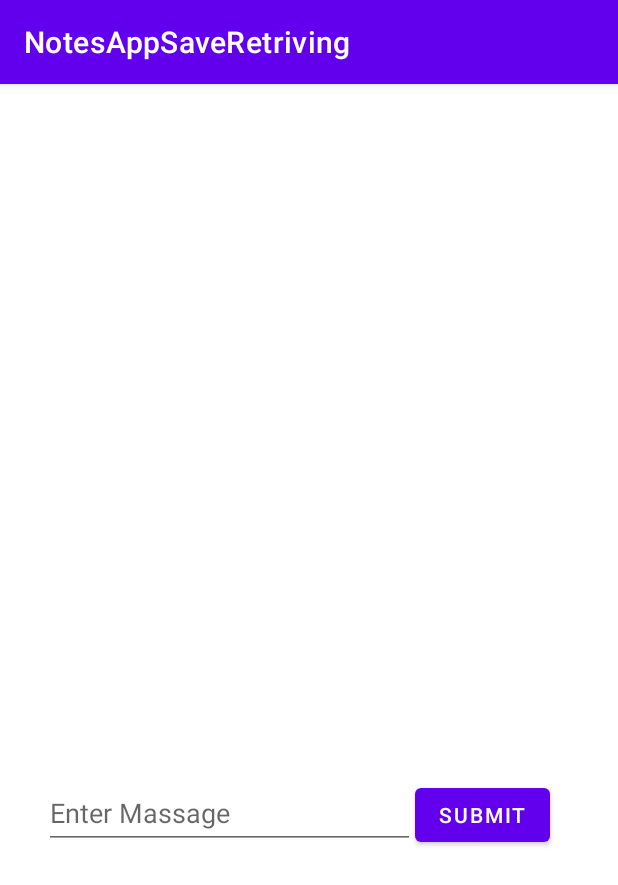
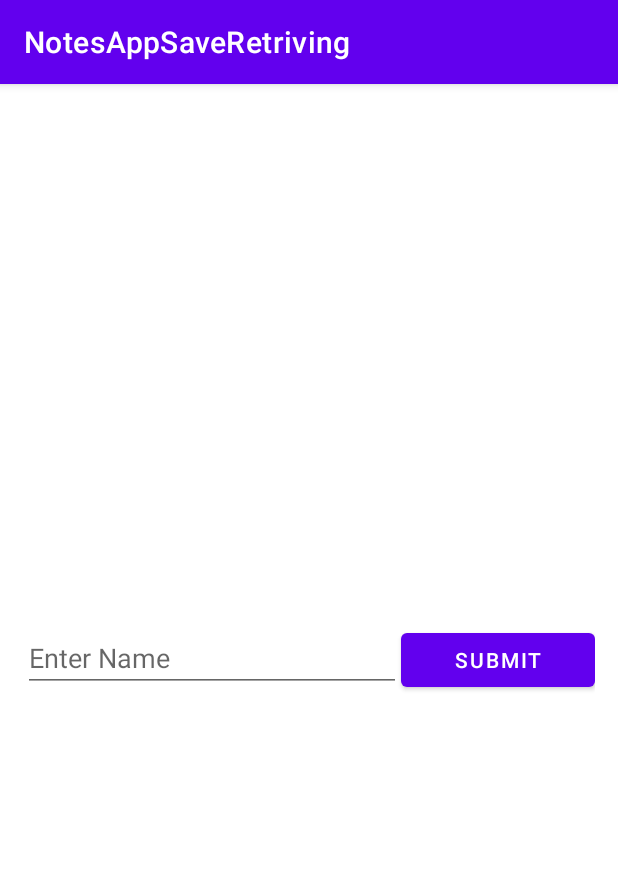
Before and after one commit to rayanaOmar/NoteAppSaveRetrieve, an Android app: the screen it shows after launch (MainActivity), after a tap on "SUBMIT", on a phone screen of 412 x 824 dp. Shown: the top 885 px of the screen. Run offline under Robolectric (Android 15) with nearby library versions, the phone set to English and light mode, and no system bars.

```diff
--- a/app/src/main/java/com/example/notesappsaveretriving/MainActivity.kt
+++ b/app/src/main/java/com/example/notesappsaveretriving/MainActivity.kt
@@ -34,6 +34,7 @@ class MainActivity : AppCompatActivity() {
 
             recyclerView.adapter = RVadapter(this, getNote())
             recyclerView.layoutManager = LinearLayoutManager(this)
+
         }
 
 
--- a/app/src/main/res/layout/activity_main.xml
+++ b/app/src/main/res/layout/activity_main.xml
@@ -9,38 +9,40 @@
 
     <androidx.recyclerview.widget.RecyclerView
         android:id="@+id/recyclerView"
-        android:layout_width="397dp"
-        android:layout_height="406dp"
-        app:layout_constraintBottom_toBottomOf="parent"
+        android:layout_width="match_parent"
+        android:layout_height="wrap_content"
+        android:layout_marginTop="1dp"
+        app:layout_constraintBottom_toTopOf="@+id/linearLayout"
         app:layout_constraintEnd_toEndOf="parent"
-        app:layout_constraintHorizontal_bias="0.6"
         app:layout_constraintStart_toStartOf="parent"
-        app:layout_constraintTop_toTopOf="parent"
-        app:layout_constraintVertical_bias="0.0" />
+        app:layout_constraintTop_toTopOf="parent" />
 
     <LinearLayout
-        android:layout_width="352dp"
-        android:layout_height="63dp"
+        android:id="@+id/linearLayout"
+        android:layout_width="match_parent"
+        android:layout_height="wrap_content"
         android:orientation="horizontal"
         app:layout_constraintBottom_toBottomOf="parent"
         app:layout_constraintEnd_toEndOf="parent"
-        app:layout_constraintHorizontal_bias="0.466"
         app:layout_constraintStart_toStartOf="parent"
-        app:layout_constraintTop_toBottomOf="@+id/recyclerView"
-        app:layout_constraintVertical_bias="0.152">
+        app:layout_constraintTop_toTopOf="parent">
 
         <EditText
             android:id="@+id/editText"
-            android:layout_width="247dp"
-            android:layout_height="48dp"
+            android:layout_width="wrap_content"
+            android:layout_height="wrap_content"
+            android:layout_weight="1"
             android:ems="10"
-            android:hint="Enter Massage"
-            android:inputType="textPersonName" />
+            android:inputType="textPersonName"
+            android:hint="Enter Name"
+            tools:ignore="TouchTargetSizeCheck" />
 
         <Button
             android:id="@+id/button"
             android:layout_width="wrap_content"
             android:layout_height="wrap_content"
-            android:text="Submit" />
+            android:layout_weight="1"
+            android:text="submit" />
     </LinearLayout>
+
 </androidx.constraintlayout.widget.ConstraintLayout>
```
